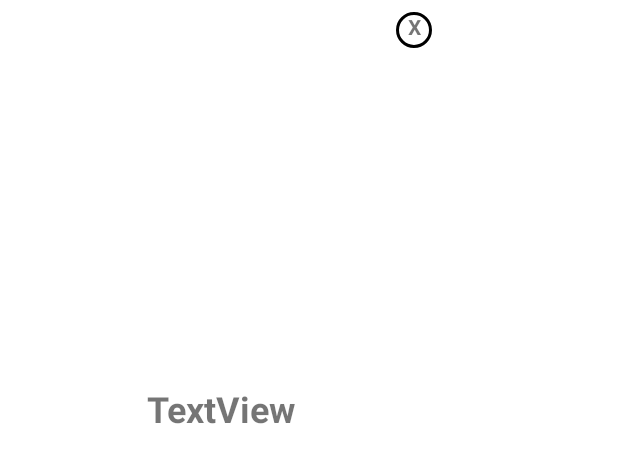
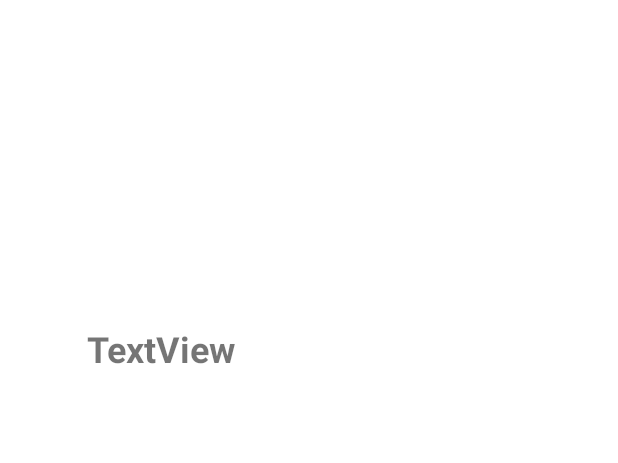
Before and after one commit to DimitrisLigi/CVCreator, an Android app: the layout pop_up_color_details.xml on its own in the app's theme, with its tools: preview values and no code run, on a phone screen of 412 x 824 dp. Shown: the top 463 px of the screen. Run offline under Robolectric (Android 15) with nearby library versions, the phone set to English and light mode, and no system bars; network calls fail.

Commit message:
Initial Commit.

```diff
--- a/app/src/main/res/layout/pop_up_color_details.xml
+++ b/app/src/main/res/layout/pop_up_color_details.xml
@@ -7,24 +7,10 @@
     android:padding="8dp">
 
     <TextView
-        android:id="@+id/tv_popup_close"
-        android:layout_width="24dp"
-        android:layout_height="24dp"
-        android:layout_marginStart="16dp"
-        android:background="@drawable/close_popup_x_button_bgrd"
-        android:text="X"
-        android:textAlignment="center"
-        android:textStyle="bold"
-        app:layout_constraintEnd_toEndOf="parent"
-        app:layout_constraintStart_toEndOf="@+id/v_popup_color"
-        app:layout_constraintTop_toTopOf="parent" />
-
-    <TextView
         android:id="@+id/tv_popup_name"
         android:layout_width="wrap_content"
         android:layout_height="wrap_content"
-        android:layout_marginTop="24dp"
-        android:layout_marginBottom="16dp"
+        android:layout_marginTop="8dp"
         android:text="TextView"
         android:textAlignment="center"
         android:textSize="24sp"
@@ -39,7 +25,6 @@
         android:id="@+id/v_popup_color"
         android:layout_width="200dp"
         android:layout_height="200dp"
-        android:layout_marginTop="24dp"
         app:layout_constraintBottom_toTopOf="@+id/tv_popup_name"
         app:layout_constraintEnd_toEndOf="parent"
         app:layout_constraintHorizontal_bias="0.498"
```
